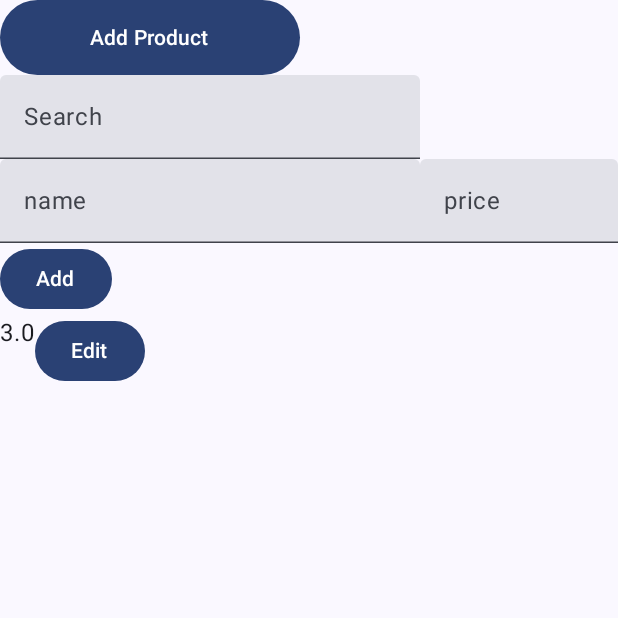
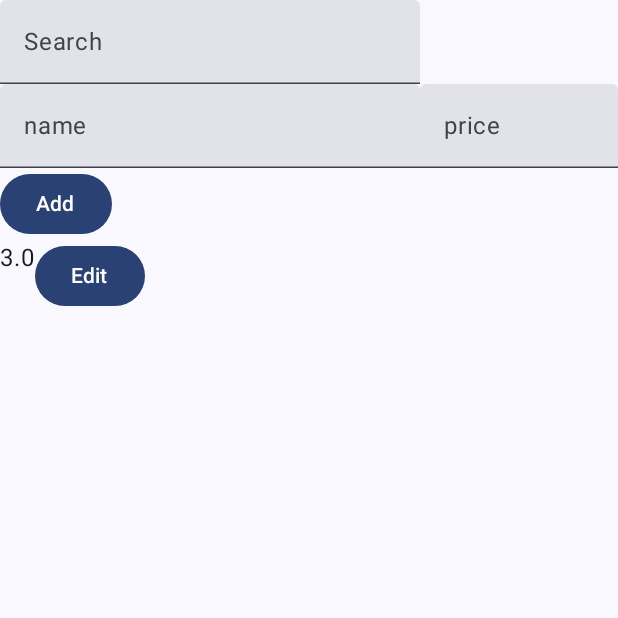
Before and after one commit to helpkang/usecase-prototype, an Android app built with Jetpack Compose: the screen it shows after launch (MainActivity), after a tap on "Add", on a phone screen of 412 x 824 dp, the top half of it. Run offline under Robolectric (Android 15) with nearby library versions, the phone set to English and light mode, and no system bars.

Commit message:
android sample 기본 기능 완성

```diff
--- a/native/android/app/src/main/java/com/usecase/MainActivity.kt
+++ b/native/android/app/src/main/java/com/usecase/MainActivity.kt
@@ -26,10 +26,7 @@ class MainActivity : ComponentActivity() {
     private var id = 0
     private val productUseCase: ProductUseCase = ProductUseCaseImpl(MemoryProductRepository())
 
-    private fun onClick() {
-        val product = Product(++id, "Product1111", 30.0)
-        productUseCase.addProduct(product)
-    }
+
 
     override fun onCreate(savedInstanceState: Bundle?) {
         super.onCreate(savedInstanceState)
@@ -48,13 +45,6 @@ class MainActivity : ComponentActivity() {
                     color = MaterialTheme.colorScheme.background
                 ) {
                     Column {
-                        Button(
-                            onClick = { onClick() }, modifier = Modifier
-                                .width(200.dp)
-                                .height(50.dp)
-                        ) {
-                            Text("Add Product")
-                        }
 
                         Search(setFilterStr = setFilterStr)
 
--- a/native/android/app/src/main/java/com/usecase/modules/usecase/ProductUseCaseImpl.kt
+++ b/native/android/app/src/main/java/com/usecase/modules/usecase/ProductUseCaseImpl.kt
@@ -35,6 +35,8 @@ class ProductUseCaseImpl(private val productRepository: ProductRepository) : Pro
                 val newProduct = product.copy(id = id?.plus(1) ?: 1)
                 productRepository.addProduct(newProduct)
             }
+
+            setProduct(ProductInput(0, "", ""))
 
         }
 
```
